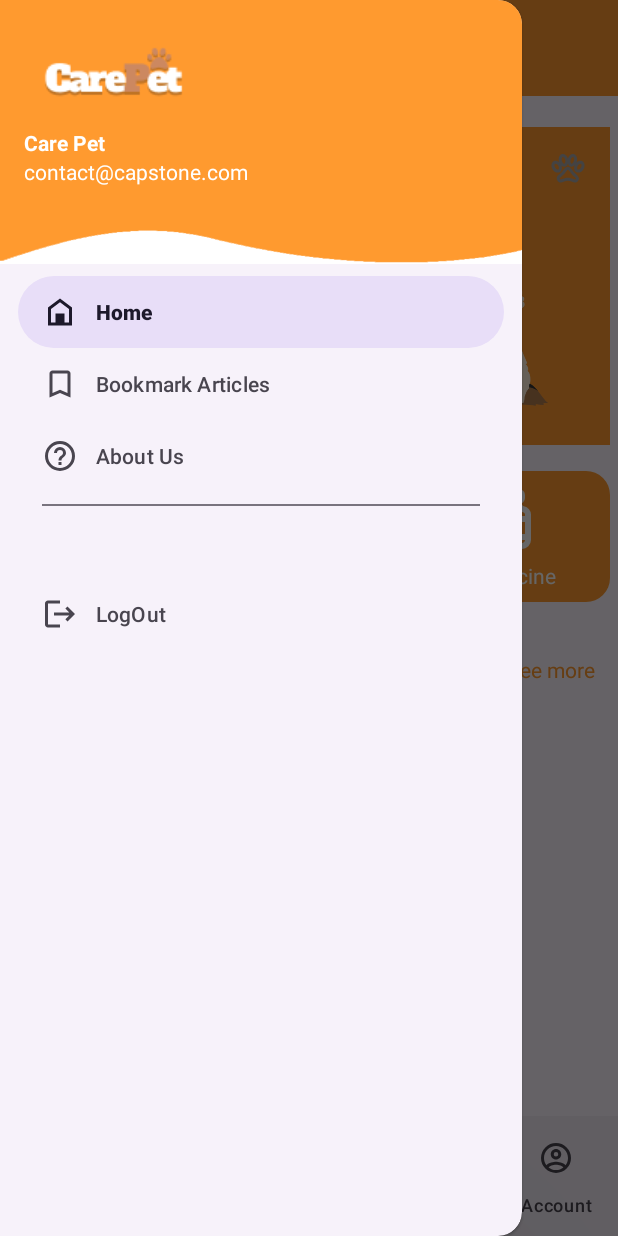
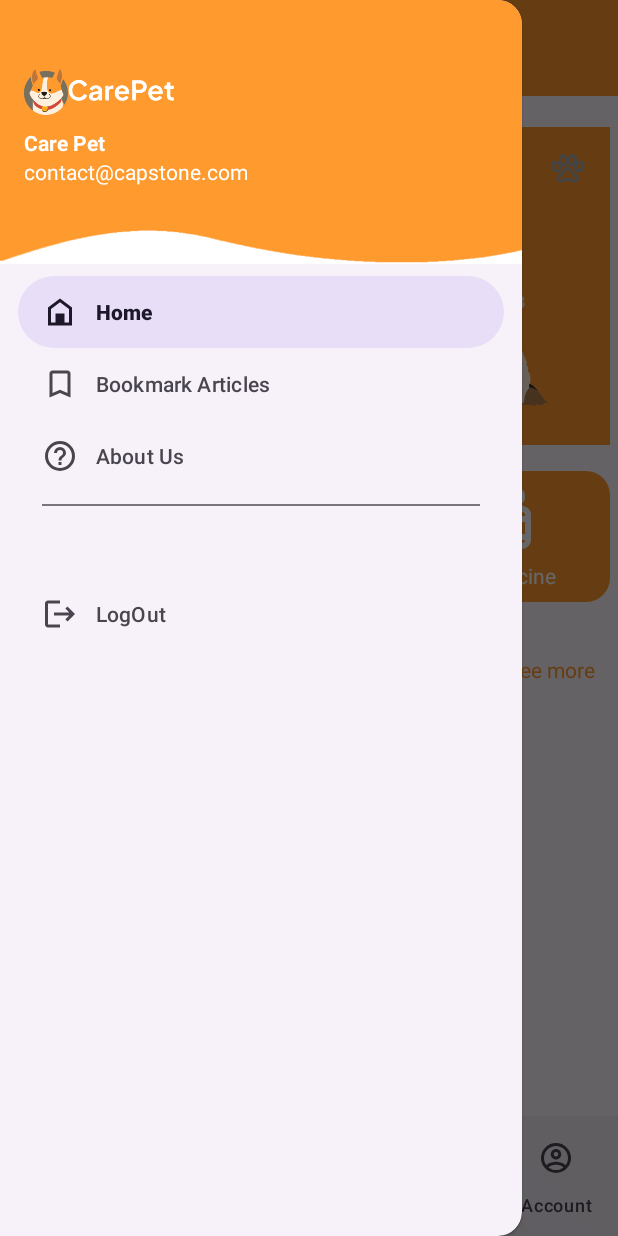
Before and after one commit to Carepet-ID/carepet-id-android, an Android app: the DashboardActivity screen opened directly, with no data from a screen before it, with the side drawer open, on a phone screen of 412 x 824 dp. Run offline under Robolectric (Android 15) with nearby library versions, the phone set to English and light mode, and no system bars; network calls fail; pictures from the network do not load.

Commit message:
mengubah ikon aplikasi

```diff
--- a/app/src/main/res/layout/nav_header.xml
+++ b/app/src/main/res/layout/nav_header.xml
@@ -10,9 +10,9 @@
     android:theme="@style/ThemeOverlay.AppCompat.Dark">
 
     <ImageView
-        android:layout_width="wrap_content"
-        android:layout_height="wrap_content"
-        android:src="@drawable/carepet" />
+        android:layout_width="100dp"
+        android:layout_height="50dp"
+        android:src="@drawable/frame_logo" />
 
     <TextView
         android:layout_width="wrap_content"
```
Also changed, not shown: app/src/main/res/layout/activity_landing_page.xml (deleted, +0 -10 lines).
